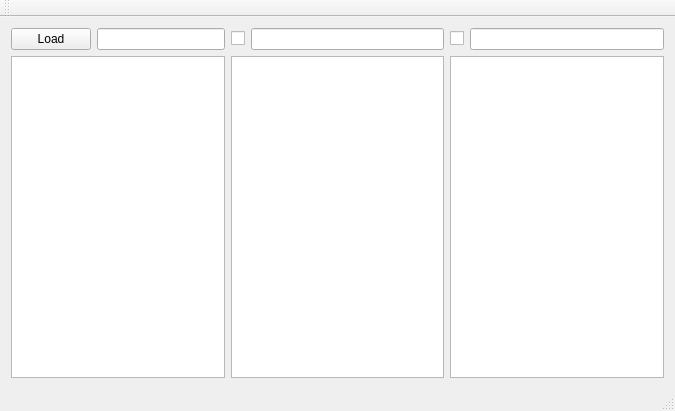
Before: the Qt Designer form test_chb_filt_model/testchbfiltmainwindow.ui in aralex/qtzoo, drawn with Qt 5.
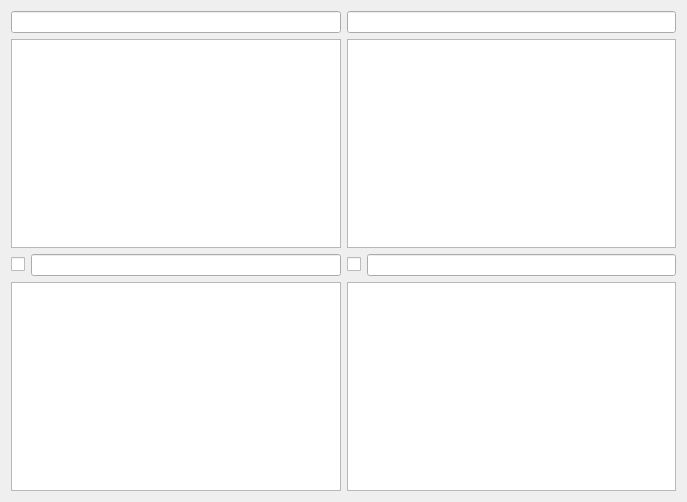
After: the same form once the commit is applied.

Patch:
```diff
--- a/test_chb_filt_model/testchbfiltmainwindow.ui
+++ b/test_chb_filt_model/testchbfiltmainwindow.ui
@@ -6,8 +6,8 @@
    <rect>
     <x>0</x>
     <y>0</y>
-    <width>675</width>
-    <height>411</height>
+    <width>687</width>
+    <height>502</height>
    </rect>
   </property>
   <property name="windowTitle">
@@ -15,35 +15,11 @@
   </property>
   <widget class="QWidget" name="centralWidget">
    <layout class="QGridLayout" name="gridLayout">
-    <item row="0" column="0">
-     <widget class="QPushButton" name="btnLoad">
-      <property name="text">
-       <string>Load</string>
-      </property>
-     </widget>
+    <item row="0" column="0" colspan="2">
+     <widget class="QLineEdit" name="le_regionPattern"/>
     </item>
-    <item row="0" column="1">
-     <widget class="QLineEdit" name="lineEdit"/>
-    </item>
-    <item row="0" column="2">
-     <widget class="QCheckBox" name="chb_1">
-      <property name="text">
-       <string/>
-      </property>
-     </widget>
-    </item>
-    <item row="0" column="3">
-     <widget class="QLineEdit" name="lePattern_1"/>
-    </item>
-    <item row="0" column="4">
-     <widget class="QCheckBox" name="chb_2">
-      <property name="text">
-       <string/>
-      </property>
-     </widget>
-    </item>
-    <item row="0" column="5">
-     <widget class="QLineEdit" name="lePattern_2"/>
+    <item row="0" column="2" colspan="2">
+     <widget class="QLineEdit" name="le_townPattern"/>
     </item>
     <item row="1" column="0" colspan="2">
      <widget class="QTableView" name="tableView_1">
@@ -62,9 +38,51 @@
       <property name="sortingEnabled">
        <bool>true</bool>
       </property>
+      <attribute name="verticalHeaderVisible">
+       <bool>false</bool>
+      </attribute>
      </widget>
     </item>
     <item row="1" column="2" colspan="2">
+     <widget class="QTableView" name="tableView_2">
+      <property name="editTriggers">
+       <set>QAbstractItemView::NoEditTriggers</set>
+      </property>
+      <property name="alternatingRowColors">
+       <bool>true</bool>
+      </property>
+      <property name="selectionBehavior">
+       <enum>QAbstractItemView::SelectRows</enum>
+      </property>
+      <property name="sortingEnabled">
+       <bool>true</bool>
+      </property>
+      <attribute name="verticalHeaderVisible">
+       <bool>false</bool>
+      </attribute>
+     </widget>
+    </item>
+    <item row="2" column="0">
+     <widget class="QCheckBox" name="chb_1">
+      <property name="text">
+       <string/>
+      </property>
+     </widget>
+    </item>
+    <item row="2" column="1">
+     <widget class="QLineEdit" name="lePattern_1"/>
+    </item>
+    <item row="2" column="2">
+     <widget class="QCheckBox" name="chb_2">
+      <property name="text">
+       <string/>
+      </property>
+     </widget>
+    </item>
+    <item row="2" column="3">
+     <widget class="QLineEdit" name="lePattern_2"/>
+    </item>
+    <item row="3" column="0" colspan="2">
      <widget class="QListView" name="lv_1">
       <property name="editTriggers">
        <set>QAbstractItemView::NoEditTriggers</set>
@@ -74,7 +92,7 @@
       </property>
      </widget>
     </item>
-    <item row="1" column="4" colspan="2">
+    <item row="3" column="2" colspan="2">
      <widget class="QListView" name="lv_2">
       <property name="editTriggers">
        <set>QAbstractItemView::NoEditTriggers</set>
@@ -86,25 +104,6 @@
     </item>
    </layout>
   </widget>
-  <widget class="QMenuBar" name="menuBar">
-   <property name="geometry">
-    <rect>
-     <x>0</x>
-     <y>0</y>
-     <width>675</width>
-     <height>27</height>
-    </rect>
-   </property>
-  </widget>
-  <widget class="QToolBar" name="mainToolBar">
-   <attribute name="toolBarArea">
-    <enum>TopToolBarArea</enum>
-   </attribute>
-   <attribute name="toolBarBreak">
-    <bool>false</bool>
-   </attribute>
-  </widget>
-  <widget class="QStatusBar" name="statusBar"/>
  </widget>
  <layoutdefault spacing="6" margin="11"/>
  <resources/>
```
Left out of the diff: 3 changed lines with no effect on the pictures.
